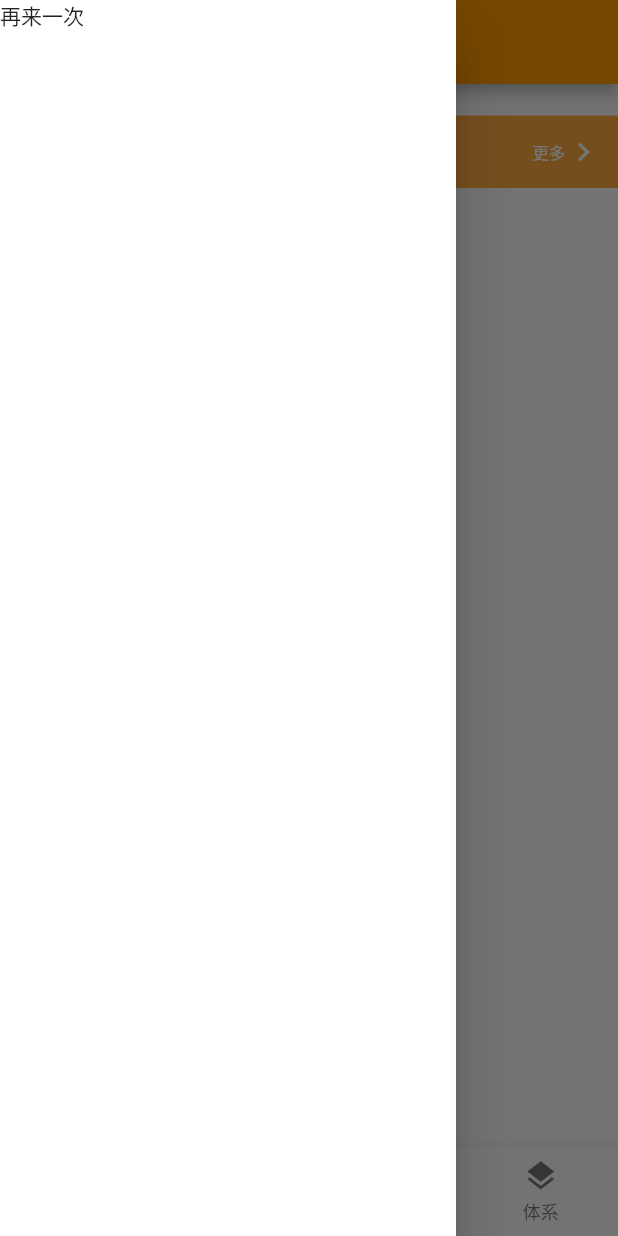
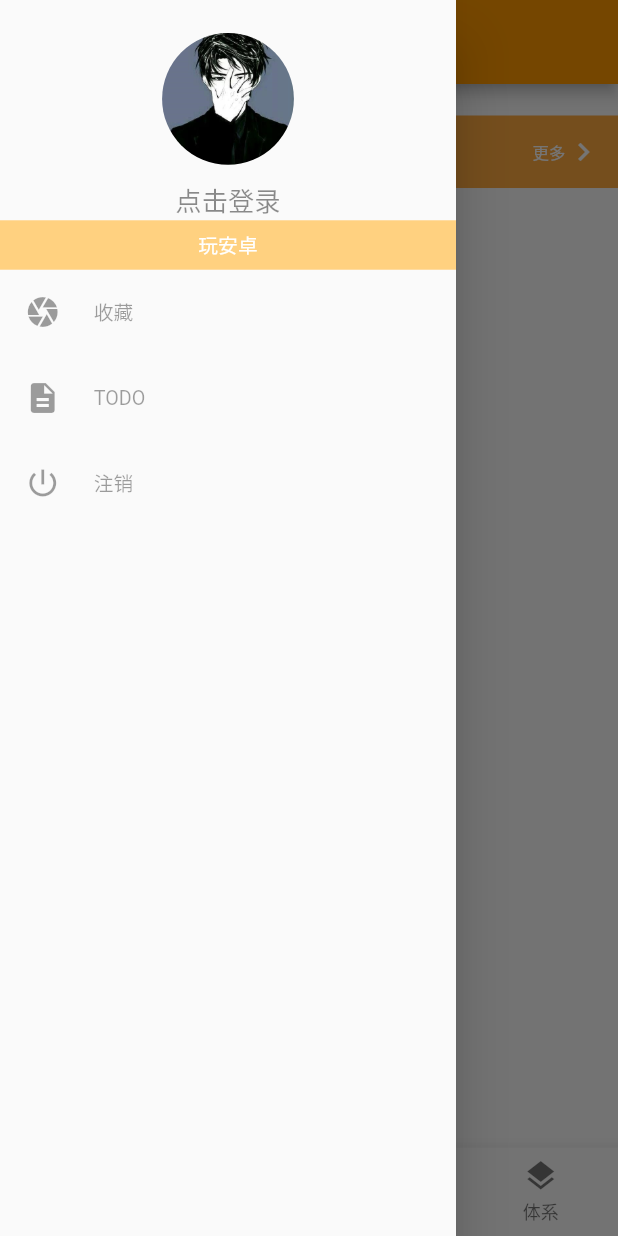
Before and after one commit to xingyao1015/flutter_wananzhuo_test, a Flutter app: the screen it shows after launch, after a tap on the "pages" icon, on a phone screen of 412 x 824 dp. Run offline on Flutter 3.47's test engine with Material 2 defaults, Android fonts, the phone set to English and light mode, and no system bars; our stand-ins replace dio, flutter_easyrefresh, flutter_screenutil, flutter_swiper, rxdart, shared_preferences and 1 more; network calls fail; statements that could not run were skipped.

Commit message:
侧边栏UI搭建

```diff
--- /dev/null
+++ b/lib/common/event/eventbus.dart
@@ -0,0 +1,55 @@
+//订阅者回调签名
+typedef void EventCallback(arg);
+
+class EventBus {
+  //私有构造函数
+  EventBus._internal();
+
+  //保存单例
+  static EventBus _singleton = new EventBus._internal();
+
+  //工厂构造函数
+  factory EventBus() => _singleton;
+
+  //保存事件订阅者队列，key:事件名(id)，value: 对应事件的订阅者队列
+  var _emap = new Map<Object, List<EventCallback>>();
+
+  //添加订阅者
+  void on(eventName, EventCallback f) {
+    if (eventName == null || f == null) return;
+    _emap[eventName] ??= new List<EventCallback>();
+    _emap[eventName].add(f);
+  }
+
+  //移除订阅者
+  void off(eventName, [EventCallback f]) {
+    var list = _emap[eventName];
+    if (eventName == null || list == null) return;
+    if (f == null) {
+      _emap[eventName] = null;
+    } else {
+      list.remove(f);
+    }
+  }
+
+  //触发事件，事件触发后该事件所有订阅者会被调用
+  void emit(eventName, [arg]) {
+    var list = _emap[eventName];
+    if (list == null) return;
+    int len = list.length - 1;
+    //反向遍历，防止在订阅者在回调中移除自身带来的下标错位
+    for (var i = len; i > -1; --i) {
+      list[i](arg);
+    }
+  }
+}
+
+//定义一个top-level变量，页面引入该文件后可以直接使用bus
+var bus = new EventBus();
+
+enum Event {
+  LOGIN, //登录
+  LOGOUT, //退出登录
+  FAVORITE, //收藏
+  UNFAVORITE //取消收藏
+}
--- a/lib/common/net/dio_manager.dart
+++ b/lib/common/net/dio_manager.dart
@@ -1,17 +1,33 @@
 import 'package:dio/dio.dart';
-import 'package:flutter_wanandroid_test/common/utils/sputil.dart';
 
 class DioManager {
-  static final Dio _dio = Dio();
+  static Dio _dio;
 
   static final String _BASE_URL = "https://www.wanandroid.com/";
 
-  static final DioManager _manager = DioManager._internal();
+  static DioManager _manager;
 
   DioManager._internal();
 
-  factory DioManager(){
+  static DioManager instance() {
+    if (_manager == null) {
+      _manager = DioManager._internal();
+      _dio = Dio();
+    }
     return _manager;
+  }
+
+  ///添加cookie
+  ///[cookies] 需要添加到请求头的cookies
+  void setCookie(String cookies) {
+    Map<String, dynamic> _headers = Map();
+    _headers["Cookie"] = cookies;
+    _dio.options.headers.addAll(_headers);
+  }
+
+  ///删除cookie
+  void removeCookie() {
+    _dio.options.headers.remove("Cookie");
   }
 
   Future get(path, {params}) async {
--- a/lib/common/net/home_api.dart
+++ b/lib/common/net/home_api.dart
@@ -14,7 +14,7 @@ class HomeApi{
 
   static Future<BannerEntity> getBanner() async {
     try {
-      Response response = await DioManager().get(_homeApi[HomeApiKey.BANNER]);
+      Response response = await DioManager.instance().get(_homeApi[HomeApiKey.BANNER]);
       print(response.data);
       return BannerEntity.fromJson(response.data);
     } catch (e) {
@@ -25,7 +25,7 @@ class HomeApi{
 
   static Future<ProjectEntity> getRecommond() async {
     try {
-      Response response = await DioManager().get(_homeApi[HomeApiKey.RECOMMOND]);
+      Response response = await DioManager.instance().get(_homeApi[HomeApiKey.RECOMMOND]);
       print(response.data);
       return ProjectEntity.fromJson(response.data);
     } catch (e) {
--- a/lib/common/net/news_api.dart
+++ b/lib/common/net/news_api.dart
@@ -11,7 +11,7 @@ class NewsApi {
     try {
 
       Response response =
-          await DioManager().get("${_newsApi[NewsApiKey.ARTICALE_LIST]}/$page/json");
+          await DioManager.instance().get("${_newsApi[NewsApiKey.ARTICALE_LIST]}/$page/json");
       print(response.data);
       return NewsEntity.fromJson(response.data);
     } catch (e) {
--- a/lib/common/net/project_api.dart
+++ b/lib/common/net/project_api.dart
@@ -11,7 +11,7 @@ class ProjectApi {
 
   static Future<ProjectEntity> getNewsList(int cid, int page) async {
     try {
-      Response response = await DioManager()
+      Response response = await DioManager.instance()
           .get("${_api[ProjectApiKey.PROJECT_LIST]}/$page/json?cid=$cid");
       return ProjectEntity.fromJson(response.data);
     } catch (e) {
@@ -23,7 +23,7 @@ class ProjectApi {
   static Future<ProjectTreeEntity> getProjectTree() async {
     try {
       Response response =
-          await DioManager().get(_api[ProjectApiKey.PROJECT_TREE]);
+          await DioManager.instance().get(_api[ProjectApiKey.PROJECT_TREE]);
       return ProjectTreeEntity.fromJson(response.data);
     } catch (e) {
       print(e);
--- a/lib/common/net/system_api.dart
+++ b/lib/common/net/system_api.dart
@@ -13,7 +13,7 @@ class SystemApi {
   static Future<SystemEntity> getSystemTree() async {
     try {
       Response response =
-          await DioManager().get(_api[SystemApiKey.SYSTEM_TREE]);
+          await DioManager.instance().get(_api[SystemApiKey.SYSTEM_TREE]);
       return SystemEntity.fromJson(response.data);
     } catch (e) {
       print(e);
@@ -23,7 +23,7 @@ class SystemApi {
 
   static Future<SystemListEntity> getNewsList(int cid, int page) async {
     try {
-      Response response = await DioManager()
+      Response response = await DioManager.instance()
           .get("${_api[SystemApiKey.SYSTEM_LIST]}/$page/json?cid=$cid");
       print(response.data);
       return SystemListEntity.fromJson(response.data);
--- a/lib/page/index_page.dart
+++ b/lib/page/index_page.dart
@@ -6,6 +6,8 @@ import 'home/home_page.dart';
 import 'news/news_page.dart';
 import 'project/project_page.dart';
 import 'system/system_page.dart';
+
+import 'package:flutter_wanandroid_test/common/event/eventbus.dart';
 
 class IndexPage extends StatefulWidget {
   @override
@@ -39,10 +41,12 @@ class _IndexPageState extends State<IndexPage> {
       appBar: AppBar(
         title: Text("玩安卓"),
         centerTitle: true,
-        leading: Builder(builder: (BuildContext context){
-          return IconButton(icon: Icon(Icons.pages), onPressed: (){
-            Scaffold.of(context).openDrawer();
-          });
+        leading: Builder(builder: (BuildContext context) {
+          return IconButton(
+              icon: Icon(Icons.pages),
+              onPressed: () {
+                Scaffold.of(context).openDrawer();
+              });
         }),
       ),
       body: IndexedStack(
@@ -67,15 +71,123 @@ class _IndexPageState extends State<IndexPage> {
   }
 }
 
+class LeftDrawer extends StatefulWidget {
+  @override
+  _LeftDrawerState createState() => _LeftDrawerState();
+}
 
-class LeftDrawer extends StatelessWidget {
+class _LeftDrawerState extends State<LeftDrawer> {
+  bool isLogin = false;
+  String username = "点击登录";
+
+  @override
+  void initState() {
+    bus.on(Event.LOGIN, (arg) {
+      setState(() {
+        isLogin = true;
+        username = arg.username;
+      });
+    });
+    bus.on(Event.LOGOUT, (arg) {
+      setState(() {
+        isLogin = false;
+        username = "点击登录";
+      });
+    });
+    super.initState();
+  }
+
+  @override
+  void dispose() {
+    bus.off(Event.LOGIN);
+    bus.off(Event.LOGOUT);
+    super.dispose();
+  }
+
   @override
   Widget build(BuildContext context) {
-    return Container(
-      width: dp(100),
-      color: Colors.white,
-      height: double.infinity,
-      child: Text("再来一次"),
+    return SafeArea(
+        top: true,
+        child: Column(
+          children: <Widget>[
+            Container(
+              margin: EdgeInsets.only(top: dp(20)),
+              child: ClipOval(
+                child: Image.asset(
+                  "image/protrait.png",
+                  width: dp(80),
+                  height: dp(80),
+                  fit: BoxFit.cover,
+                ),
+              ),
+            ),
+            InkWell(
+              child: Container(
+                margin: EdgeInsets.only(top: dp(10)),
+                child: Text(
+                  username,
+                  style: TextStyle(color: Colors.black45, fontSize: sp(16)),
+                ),
+              ),
+            ),
+            Container(
+              height: dp(30),
+              width: double.infinity,
+              color: Colors.orangeAccent[100],
+              alignment: Alignment.center,
+              child: Text(
+                "玩安卓",
+                style: TextStyle(color: Colors.white, fontSize: sp(12)),
+              ),
+            ),
+            _initItem("收藏", Icons.camera),
+            _initItem("TODO", Icons.description),
+            _initItem("注销", Icons.power_settings_new),
+          ],
+        ));
+  }
+
+  Widget _initItem(String title, IconData icon) {
+    return InkWell(
+      onTap: () {
+        _clickEvent(title);
+      },
+      child: Container(
+        margin: EdgeInsets.all(dp(15)),
+        child: Row(
+          children: <Widget>[
+            Icon(
+              icon,
+              color: Colors.black38,
+            ),
+            Container(
+              margin: EdgeInsets.only(left: dp(20)),
+              child: Text(
+                title,
+                style: TextStyle(fontSize: sp(12), color: Colors.black38),
+              ),
+            )
+          ],
+        ),
+      ),
     );
   }
+
+  void _clickEvent(String title) {
+    if (isLogin) {
+      switch (title) {
+        case '收藏':
+          print("收藏");
+          break;
+        case 'TODO':
+          print("TODO");
+          break;
+        case '注销':
+          print('注销');
+          break;
+      }
+    } else {
+      print("登录");
+    }
+  }
 }
--- a/pubspec.yaml
+++ b/pubspec.yaml
@@ -42,7 +42,6 @@ dependencies:
 
   webview_flutter: ^0.2.0
 
-
 dev_dependencies:
   flutter_test:
     sdk: flutter
@@ -58,6 +57,9 @@ flutter:
   # included with your application, so that you can use the icons in
   # the material Icons class.
   uses-material-design: true
+
+  assets:
+    - image/protrait.png
 
   # To add assets to your application, add an assets section, like this:
   # assets:
```
Also changed, not shown: lib/common/net/user_api.dart (added, +64 -0 lines), image/protrait.png (added), pubspec.lock.
